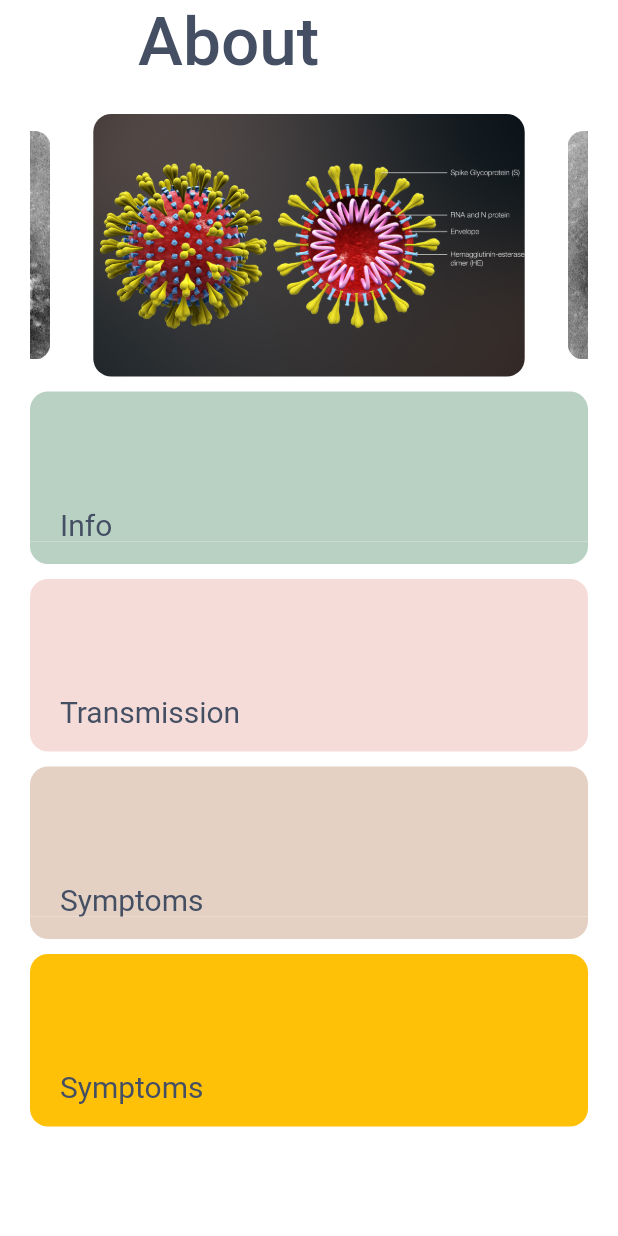
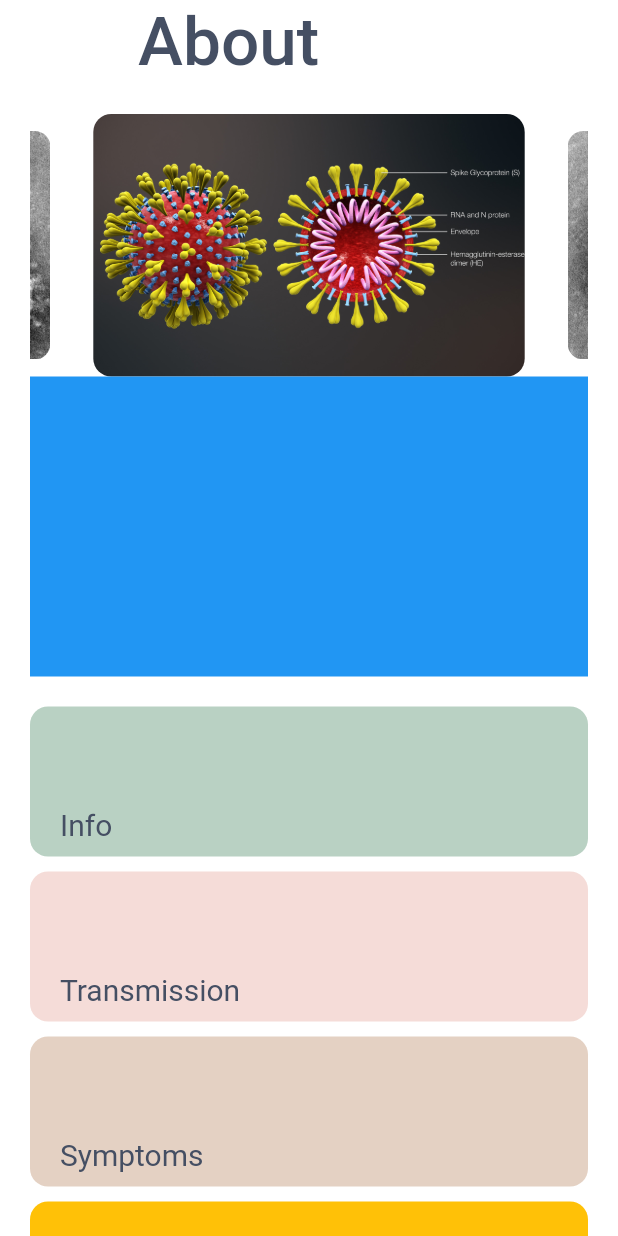
Before and after one commit to Brian-Rojas/Coronavirus, a Flutter app: the About screen opened directly, on a phone screen of 412 x 824 dp. Run offline on Flutter 3.47's test engine with Material 2 defaults, Android fonts, the phone set to English and light mode, and no system bars; drawn by our look-alikes of carousel_slider, expandable; our stand-ins replace auto_size_text, cloud_firestore, date_format, google_maps_flutter, location; accounts and stored records are empty.

Commit message:
card shadow

```diff
--- a/lib/about.dart
+++ b/lib/about.dart
@@ -1,5 +1,6 @@
 import 'package:coronavirus_app/widgets/image_slider.dart';
 import 'package:flutter/material.dart';
+import 'widgets/animated_card.dart';
 import 'widgets/expandable.dart';
 
 class About extends StatelessWidget {
@@ -29,6 +30,7 @@ class About extends StatelessWidget {
           child: Column(
             children: <Widget>[
               ImageSlider(),
+              AnimatedCard(),
               ExpandableCard(),
               ExpandableCard(
                 title: "Transmission",
@@ -39,7 +41,7 @@ class About extends StatelessWidget {
                 color: Color.fromRGBO(228, 209, 195, 1.0),
               ),
               ExpandableCard(
-                title: "Symptoms",
+                title: "Prevention",
                 color: Colors.amber,
               ),
             ],
--- /dev/null
+++ b/lib/widgets/animated_card.dart
@@ -0,0 +1,32 @@
+import 'package:flutter/material.dart';
+
+class AnimatedCard extends StatefulWidget {
+  @override
+  _AnimatedCardState createState() => _AnimatedCardState();
+}
+
+class _AnimatedCardState extends State<AnimatedCard> {
+  bool selected = false;
+@override
+  Widget build(BuildContext context) {
+    return GestureDetector(
+      onTap: () {
+        setState(() {
+          selected = !selected;
+        });
+      },
+      child: Center(
+        child: AnimatedContainer(
+          width: selected ? 200.0 : 500.0,
+          height: selected ? 100.0 : 200.0,
+          color: selected ? Colors.red : Colors.blue,
+          alignment:
+              selected ? Alignment.center : AlignmentDirectional.topCenter,
+          duration: Duration(seconds: 2),
+          curve: Curves.fastOutSlowIn,
+          // child: FlutterLogo(size: 75),
+        ),
+      ),
+    );
+  }
+}
--- a/lib/widgets/expandable.dart
+++ b/lib/widgets/expandable.dart
@@ -11,30 +11,44 @@ class ExpandableCard extends StatelessWidget {
     this.body =
         '2019 Novel Coronavirus (2019-nCoV) is a virus (more specifically, a coronavirus) identified as the cause of an outbreak of respiratory illness first detected in Wuhan, China. Early on, many of the patients in the outbreak in Wuhan, China reportedly had some link to a large seafood and animal market, suggesting animal-to-person spread. However, a growing number of patients reportedly have not had exposure to animal markets, indicating person-to-person spread is occurring. At this time, it’s unclear how easily or sustainably this virus is spreading between people.',
     this.color = const Color.fromRGBO(185, 209, 195, 1.0),
+    // this.color = const Color.fromRGBO(0, 0, 0, 0),
+
   });
 
   @override
   Widget build(BuildContext context) {
-    return Container(
+    return
+
+    Container(
       child: ExpandablePanel(
         theme: ExpandableThemeData(
           hasIcon: false,
           tapHeaderToExpand: true,
-          animationDuration: Duration(milliseconds: 10),
+          animationDuration: Duration(milliseconds: 500),
           // headerAlignment: ExpandablePanelHeaderAlignment.bottom,
         ),
         header: Container(
           alignment: Alignment.bottomLeft,
-          margin: EdgeInsets.only(top: 10),
+          margin: EdgeInsets.only(top: 20),
           decoration: new BoxDecoration(
             color: color,
             shape: BoxShape.rectangle,
             borderRadius: new BorderRadius.only(
               topLeft: Radius.circular(12),
               topRight: Radius.circular(12),
+              bottomLeft: Radius.circular(12),
+              bottomRight: Radius.circular(12),
             ),
+            boxShadow: [
+            new BoxShadow(
+              color: color,
+              offset: new Offset(0, 10.0),
+              blurRadius: 0.0,
+              spreadRadius: 0.0,
+            )
+          ],
           ),
-          height: 100,
+          height: 90,
           child: Padding(
             padding: const EdgeInsets.only(top: 0, left: 20),
             child: Text(
@@ -46,17 +60,18 @@ class ExpandableCard extends StatelessWidget {
             ),
           ),
         ),
-        collapsed: Container(
-          decoration: new BoxDecoration(
-            color: color,
-            shape: BoxShape.rectangle,
-            borderRadius: new BorderRadius.only(
-              bottomLeft: Radius.circular(12),
-              bottomRight: Radius.circular(12),
-            ),
-          ),
-          height: 15,
-        ),
+        // collapsed: Container(
+        //   decoration: new BoxDecoration(
+        //     // color: color,
+        //     color: Colors.white,
+        //     shape: BoxShape.rectangle,
+        //     borderRadius: new BorderRadius.only(
+        //       bottomLeft: Radius.circular(12),
+        //       bottomRight: Radius.circular(12),
+        //     ),
+        //   ),
+        //   height: 15,
+        // ),
         expanded: Container(
           height: 200,
           // color: Colors.red,
```
